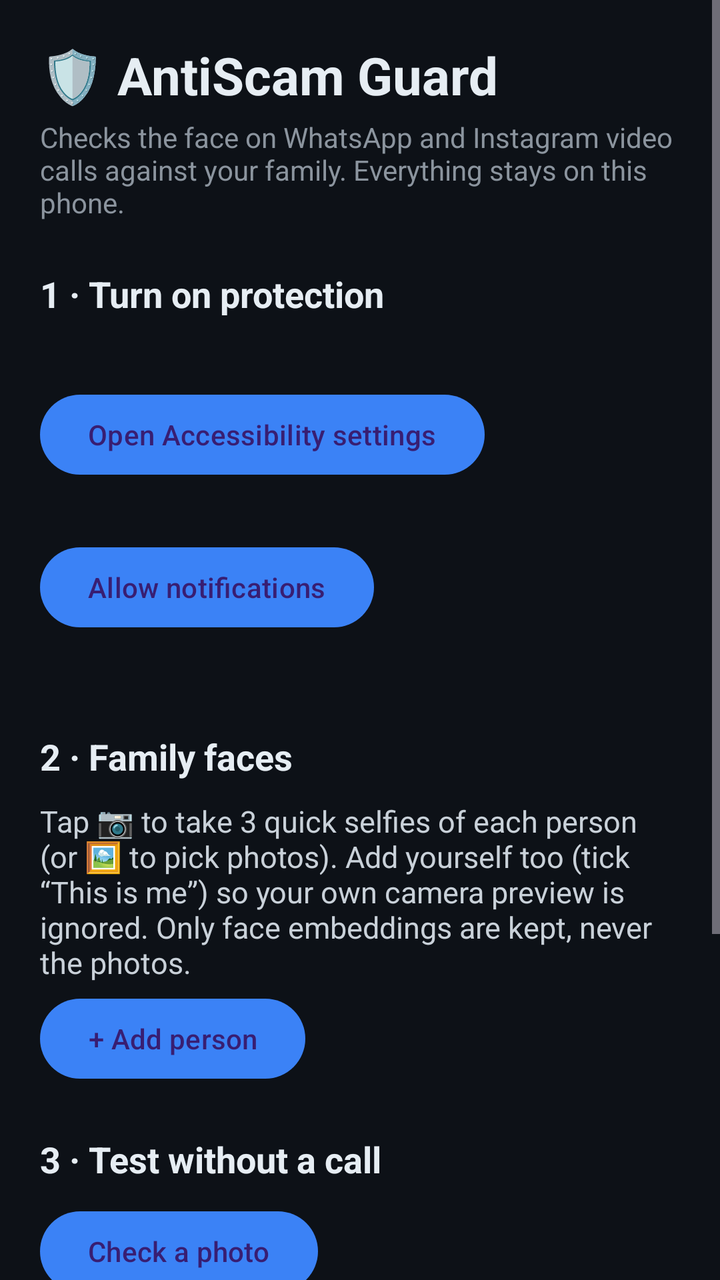
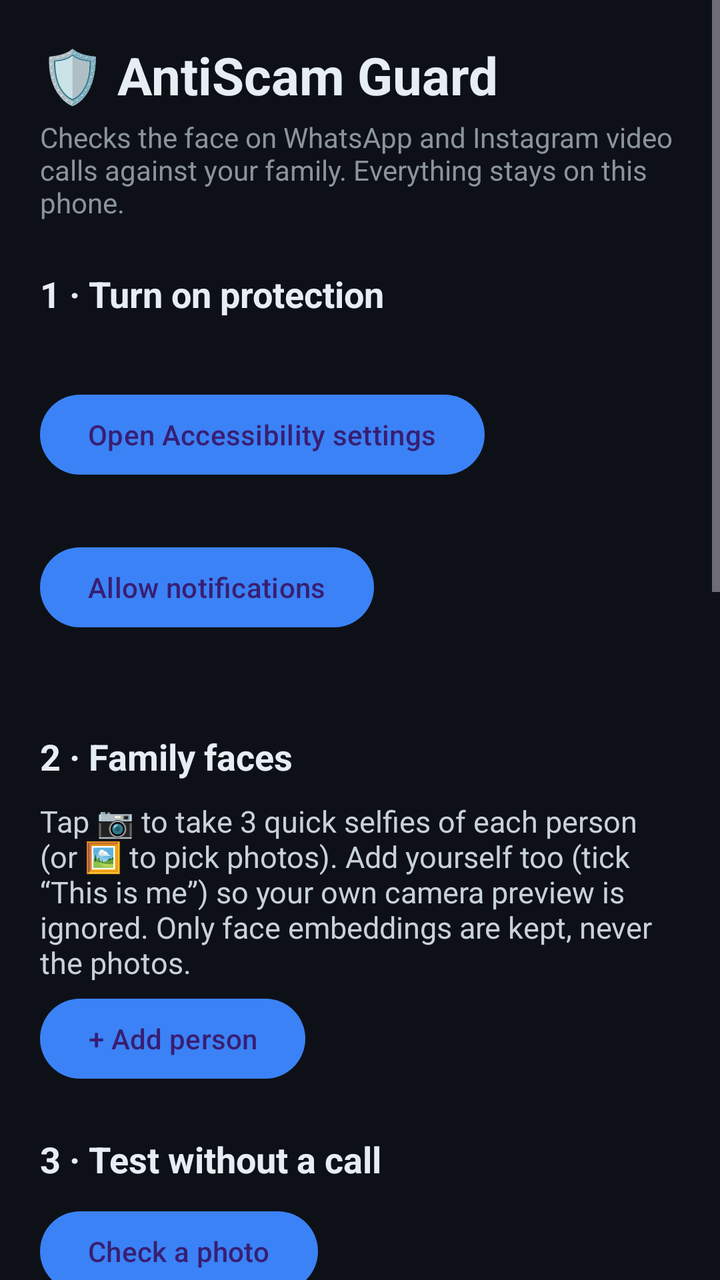

The first picture is an Android layout as it rendered before a commit; the second is the same layout after the commit. The layout source and the unified diff follow.
<!-- AndroidManifest.xml: application theme Theme.AntiScamGuard -->
<!-- res/layout/activity_main.xml -->
<?xml version="1.0" encoding="utf-8"?>
<ScrollView xmlns:android="http://schemas.android.com/apk/res/android"
    android:layout_width="match_parent"
    android:layout_height="match_parent"
    android:fillViewport="true">

    <LinearLayout
        android:id="@+id/root"
        android:layout_width="match_parent"
        android:layout_height="wrap_content"
        android:orientation="vertical"
        android:padding="20dp">

        <TextView
            android:layout_width="wrap_content"
            android:layout_height="wrap_content"
            android:text="🛡 AntiScam Guard"
            android:textColor="#E6EDF3"
            android:textSize="26sp"
            android:textStyle="bold" />

        <TextView
            android:layout_width="wrap_content"
            android:layout_height="wrap_content"
            android:layout_marginTop="4dp"
            android:text="Checks the face on WhatsApp and Instagram video calls against your family. Everything stays on this phone."
            android:textColor="#8B949E"
            android:textSize="14sp" />

        
        <TextView style="@style/Section" android:text="1 · Turn on protection" />

        <TextView android:id="@+id/status_service" style="@style/Body" />
        <Button android:id="@+id/btn_service" style="@style/Btn" android:text="Open Accessibility settings" />

        <TextView android:id="@+id/status_notif" style="@style/Body" />
        <Button android:id="@+id/btn_notif" style="@style/Btn" android:text="Allow notifications" />

        <TextView android:id="@+id/status_android" style="@style/Body" />

        
        <TextView style="@style/Section" android:text="2 · Family faces" />
        <TextView
            style="@style/Body"
            android:text="Tap 📷 to take 3 quick selfies of each person (or 🖼 to pick photos). Add yourself too (tick “This is me”) so your own camera preview is ignored. Only face embeddings are kept, never the photos." />

        <LinearLayout
            android:id="@+id/people"
            android:layout_width="match_parent"
            android:layout_height="wrap_content"
            android:orientation="vertical" />

        <Button android:id="@+id/btn_add_person" style="@style/Btn" android:text="+ Add person" />

        
        <TextView style="@style/Section" android:text="3 · Test without a call" />
        <Button android:id="@+id/btn_test" style="@style/Btn" android:text="Check a photo" />
        <Button android:id="@+id/btn_preview" style="@style/Btn" android:text="Preview the warning" />
        <TextView android:id="@+id/test_result" style="@style/Body" />

        <TextView android:id="@+id/threshold_label" style="@style/Body" />
        <SeekBar
            android:id="@+id/threshold"
            android:layout_width="match_parent"
            android:layout_height="wrap_content"
            android:max="80" />

        
        <TextView style="@style/Section" android:text="Activity" />
        <TextView
            android:id="@+id/log"
            android:layout_width="match_parent"
            android:layout_height="wrap_content"
            android:background="#0B0F14"
            android:fontFamily="monospace"
            android:padding="10dp"
            android:textColor="#C9D1D9"
            android:textIsSelectable="true"
            android:textSize="11sp" />
    </LinearLayout>
</ScrollView>
<!-- resources referenced by this layout -->
<resources>
  <style name="Body">
          <item name="android:layout_width">match_parent</item>
          <item name="android:layout_height">wrap_content</item>
          <item name="android:layout_marginTop">4dp</item>
          <item name="android:textColor">#C9D1D9</item>
          <item name="android:textSize">15sp</item>
      </style>
  <style name="Btn" parent="Widget.Material3.Button">
          <item name="android:layout_width">wrap_content</item>
          <item name="android:layout_height">wrap_content</item>
          <item name="android:layout_marginTop">4dp</item>
      </style>
  <style name="Section">
          <item name="android:layout_width">wrap_content</item>
          <item name="android:layout_height">wrap_content</item>
          <item name="android:layout_marginTop">24dp</item>
          <item name="android:layout_marginBottom">6dp</item>
          <item name="android:textColor">#E6EDF3</item>
          <item name="android:textSize">18sp</item>
          <item name="android:textStyle">bold</item>
      </style>
  <style name="Theme.AntiScamGuard" parent="Theme.Material3.Dark.NoActionBar">
          <item name="colorPrimary">#3B82F6</item>
          <item name="android:windowBackground">#0D1117</item>
          <item name="android:statusBarColor">#0D1117</item>
          <item name="android:navigationBarColor">#0D1117</item>
      </style>
</resources>

<!-- the commit's change to res/layout/activity_main.xml (unified diff, before → after) -->
@@ -66,6 +66,45 @@
             android:max="80" />
 
         
+        <TextView style="@style/Section" android:text="4 · Family phones" />
+        <TextView
+            style="@style/Body"
+            android:text="Connect to the laptop relay (mobile/ folder) so the REAL Son or Daughter is asked “Are you calling Mum?” on their own phone. Enrol their faces here named exactly Son and Daughter." />
+
+        <EditText
+            android:id="@+id/relay_addr"
+            android:layout_width="match_parent"
+            android:layout_height="wrap_content"
+            android:hint="Relay address, e.g. 192.168.1.104:8000"
+            android:imeOptions="actionDone"
+            android:inputType="textUri"
+            android:singleLine="true"
+            android:textColor="#E6EDF3"
+            android:textColorHint="#6E7681" />
+
+        <Switch
+            android:id="@+id/family_on"
+            style="@style/Body"
+            android:text="Connect to family relay" />
+        <TextView android:id="@+id/family_status" style="@style/Body" android:textSize="13sp" />
+
+        <Switch android:id="@+id/elder_on" style="@style/Body" android:text="Elder Mode: also alert guardians" />
+        <CheckBox android:id="@+id/g_son" style="@style/Body" android:text="Son is a guardian" />
+        <CheckBox android:id="@+id/g_daughter" style="@style/Body" android:text="Daughter is a guardian" />
+
+        <EditText
+            android:id="@+id/secret_q"
+            android:layout_width="match_parent"
+            android:layout_height="wrap_content"
+            android:hint="Family secret question"
+            android:inputType="textCapSentences"
+            android:textColor="#E6EDF3"
+            android:textColorHint="#6E7681" />
+
+        <Button android:id="@+id/btn_sim_son" style="@style/Btn" android:text="Test: a call that looks like Son" />
+        <Button android:id="@+id/btn_forget_keys" style="@style/Btn" android:text="Forget paired family keys" />
+
+        
         <TextView style="@style/Section" android:text="Activity" />
         <TextView
             android:id="@+id/log"
